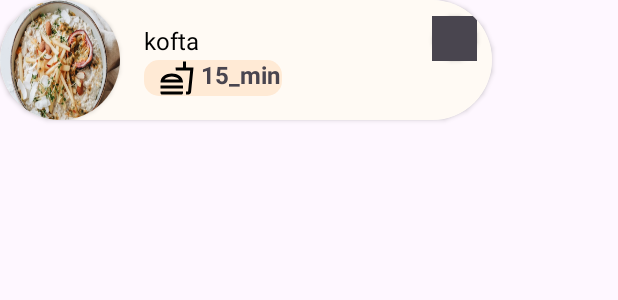
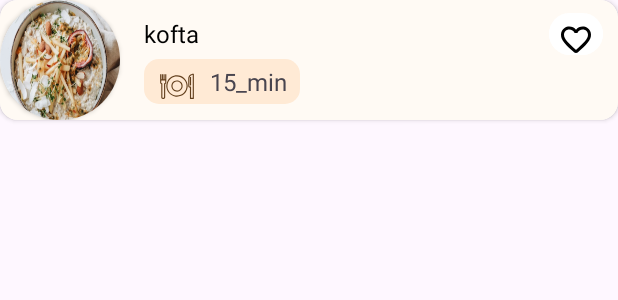
Before and after one commit to Android-Geeks/Masala, an Android app: the layout card_view_search_2.xml on its own in the app's theme, with its tools: preview values and no code run, on a phone screen of 412 x 824 dp. Shown: the top 300 px of the screen. Run offline under Robolectric (Android 15) with nearby library versions, the phone set to English and light mode, and no system bars; Roboto replaces fonts that are not available here.

Commit message:
edit cards

```diff
--- a/app/src/main/res/drawable/favorite_icon.xml
+++ b/app/src/main/res/drawable/favorite_icon.xml
@@ -2,9 +2,11 @@
 <selector
     xmlns:android="http://schemas.android.com/apk/res/android">
 
-    <item android:state_pressed="false">
+    <item android:state_pressed="false"
+        >
 
         <shape android:shape="oval">
+
             <solid android:color="@color/white" />
             <padding android:bottom="10dp" android:left="10dp" android:right="10dp" android:top="10dp" />
         </shape>
--- a/app/src/main/res/layout/card_view_search_2.xml
+++ b/app/src/main/res/layout/card_view_search_2.xml
@@ -2,10 +2,14 @@
 <androidx.cardview.widget.CardView xmlns:android="http://schemas.android.com/apk/res/android"
     xmlns:app="http://schemas.android.com/apk/res-auto"
     xmlns:tools="http://schemas.android.com/tools"
-    android:layout_width="328dp"
+    android:id="@+id/cardView_parent"
+    android:layout_width="match_parent"
     android:layout_height="80dp"
     android:layout_marginBottom="16dp"
-    app:cardCornerRadius="40dp"
+    app:cardCornerRadius="12dp"
+    app:layout_constraintEnd_toEndOf="parent"
+    app:layout_constraintStart_toEndOf="@id/imageView_random_recipe"
+
     >
 
     <androidx.constraintlayout.widget.ConstraintLayout
@@ -20,32 +24,31 @@
             android:id="@+id/imageView_random_recipe"
             android:layout_width="80dp"
             android:layout_height="80dp"
+            android:layout_marginTop="8dp"
+            android:layout_marginEnd="8dp"
+            android:layout_marginBottom="8dp"
             app:cardCornerRadius="100dp"
-            android:layout_marginBottom="8dp"
-            android:layout_marginEnd="8dp"
-            android:layout_marginTop="8dp"
             app:layout_constraintBottom_toBottomOf="@id/constraint_layout"
             app:layout_constraintStart_toStartOf="parent"
-            app:layout_constraintTop_toTopOf="parent"
-            >
+            app:layout_constraintTop_toTopOf="parent">
+
             <ImageView
                 android:id="@+id/imageview_recipe"
                 android:layout_width="match_parent"
                 android:layout_height="match_parent"
+                android:background="@drawable/image"
                 app:layout_constraintBottom_toTopOf="@+id/imageView_random_recipe"
                 app:layout_constraintEnd_toEndOf="@+id/imageView_random_recipe"
                 app:layout_constraintStart_toStartOf="@+id/imageView_random_recipe"
-            app:layout_constraintTop_toTopOf="@+id/imageView_random_recipe"
-            android:background="@drawable/image"
-            />
+                app:layout_constraintTop_toTopOf="@+id/imageView_random_recipe" />
 
         </androidx.cardview.widget.CardView>
 
 
         <androidx.constraintlayout.widget.ConstraintLayout
             android:id="@+id/layout_bottom"
-            android:layout_width="176dp"
-            android:layout_height="48dp"
+            android:layout_width="wrap_content"
+            android:layout_height="wrap_content"
             android:layout_marginStart="16dp"
             android:layout_marginTop="10dp"
             android:layout_marginBottom="10dp"
@@ -66,20 +69,24 @@
 
             <androidx.constraintlayout.widget.ConstraintLayout
                 android:id="@+id/layout_bottom2"
-                android:layout_width="92dp"
-                android:layout_height="24dp"
+                android:layout_width="wrap_content"
+                android:layout_height="wrap_content"
+                android:layout_marginTop="4dp"
                 android:background="@drawable/card_recipe"
                 app:layout_constraintBottom_toBottomOf="@id/layout_bottom"
-                app:layout_constraintStart_toStartOf="@id/layout_bottom">
+                app:layout_constraintStart_toStartOf="@id/titleTextView"
+                app:layout_constraintTop_toBottomOf="@id/titleTextView">
 
                 <TextView
                     android:id="@+id/textView_Minutes"
                     android:layout_width="60dp"
                     android:layout_height="30dp"
-                    android:gravity="center"
+                    android:layout_marginStart="@dimen/margin_start"
+                    android:gravity="center_vertical"
                     android:text="15_min"
+                    android:textAlignment="gravity"
                     android:textSize="16sp"
-                    android:textStyle="bold"
+                    android:textStyle="normal"
                     app:layout_constraintBottom_toBottomOf="parent"
                     app:layout_constraintStart_toEndOf="@id/drawable_recipe" />
 
@@ -88,25 +95,24 @@
                     android:layout_width="24dp"
                     android:layout_height="24dp"
                     android:layout_marginStart="10dp"
-                    android:background="@drawable/outline_fastfood_24"
+                    android:background="@drawable/food"
                     app:layout_constraintBottom_toBottomOf="parent"
                     app:layout_constraintEnd_toStartOf="@+id/textView_Minutes"
                     app:layout_constraintStart_toStartOf="@id/layout_bottom2" />
             </androidx.constraintlayout.widget.ConstraintLayout>
         </androidx.constraintlayout.widget.ConstraintLayout>
 
-        <CheckBox
+        <Button
             android:id="@+id/drawable_favorite"
-            style="@style/favoriteIcon"
-            android:layout_width="30dp"
-            android:layout_height="30dp"
-            android:layout_marginStart="16dp"
+            android:layout_width="36dp"
+            android:layout_height="36dp"
             android:layout_marginEnd="10dp"
             android:layout_marginBottom="39dp"
-            android:button="@drawable/baseline_favorite_border_24"
+            android:drawableTop="@drawable/round_favorite_border_24"
+            android:backgroundTint="@color/white"
+
             app:layout_constraintBottom_toBottomOf="parent"
-            app:layout_constraintEnd_toEndOf="@id/constraint_layout"
-            app:useMaterialThemeColors="false" />
+            app:layout_constraintEnd_toEndOf="@id/constraint_layout" />
 
 
     </androidx.constraintlayout.widget.ConstraintLayout>
--- a/app/src/main/res/values/themes.xml
+++ b/app/src/main/res/values/themes.xml
@@ -11,6 +11,7 @@
 
     <style name="favoriteIcon" parent="Widget.AppCompat.Button">
         <item name="android:background">@drawable/favorite_icon</item>
+
     </style>
 
 
```
Also changed, not shown: app/src/main/res/layout/card_view_cuisines.xml (+8 -19 lines), app/src/main/res/layout/card_view_search.xml (+16 -19 lines), app/src/main/res/layout/card_view_sub_category.xml (+7 -3 lines). Lines whose indentation alone changed are shown as unchanged.
